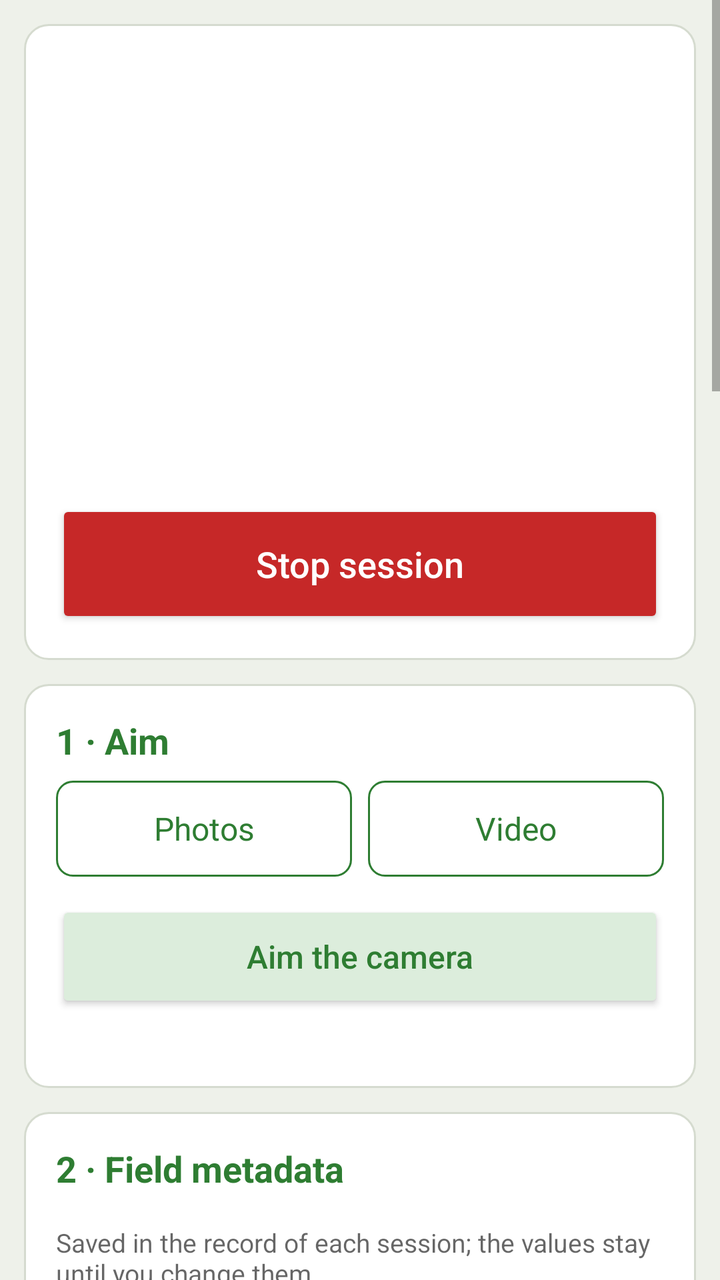
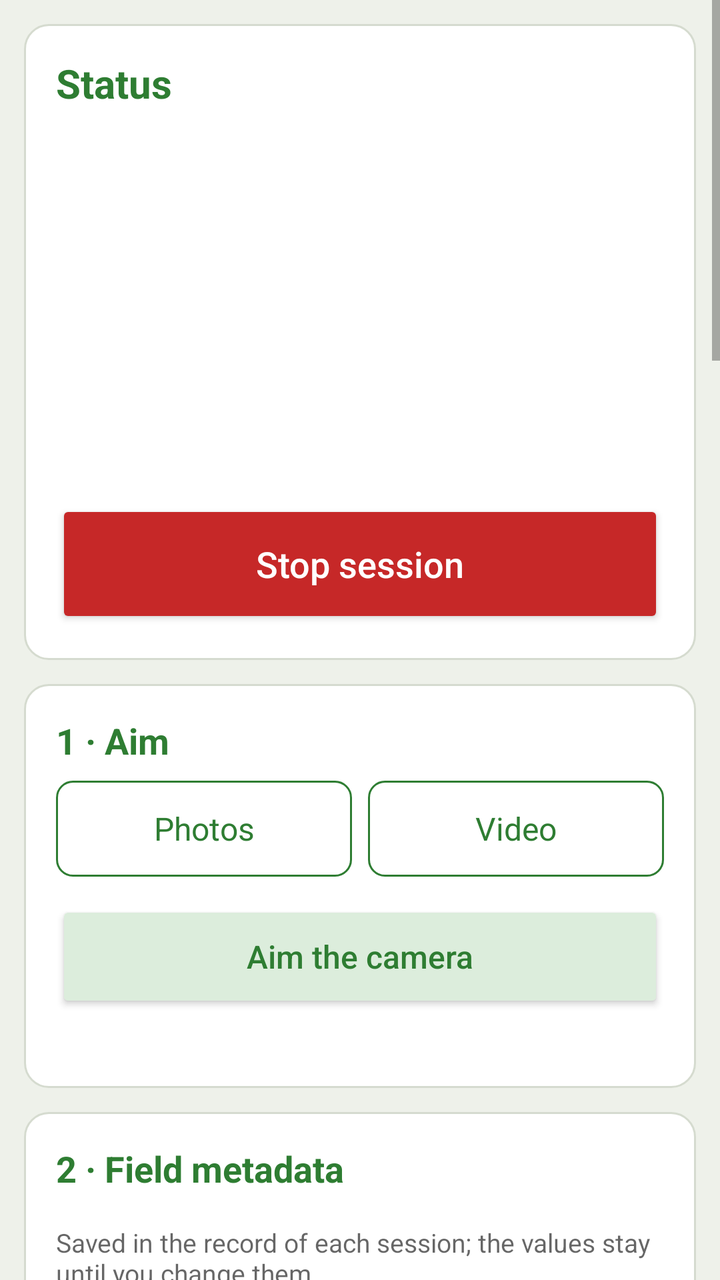

Two renders of the same Android screen: before a commit and after it. Below are the layout's source before the change and the commit's diff.
<!-- AndroidManifest.xml: application theme AppTheme -->
<!-- res/layout/activity_main.xml -->
<?xml version="1.0" encoding="utf-8"?>
<ScrollView xmlns:android="http://schemas.android.com/apk/res/android"
    xmlns:tools="http://schemas.android.com/tools"
    android:id="@+id/scroll"
    android:layout_width="match_parent"
    android:layout_height="match_parent"
    android:fitsSystemWindows="true"
    tools:ignore="TooManyViews">

    <LinearLayout
        android:layout_width="match_parent"
        android:layout_height="wrap_content"
        android:orientation="vertical"
        android:padding="12dp">

        
        <LinearLayout style="@style/Card" android:layout_marginTop="0dp">
            <TextView android:id="@+id/status_title" style="@style/CardTitle" android:textSize="20sp" />
            <TextView android:id="@+id/session_state" style="@style/Body" android:textStyle="bold" />
            <TextView android:id="@+id/session_status" style="@style/Body" />
            <TextView android:id="@+id/session_progress" style="@style/Body" />
            <TextView android:id="@+id/session_warning" style="@style/Body" android:textColor="@color/warning" android:textStyle="bold" />
            <LinearLayout android:id="@+id/session_checks" style="@style/Group" />
            <TextView android:id="@+id/storage" style="@style/Body" android:layout_marginTop="8dp"
                android:textSize="15sp" />
            <TextView android:id="@+id/details_toggle" style="@style/Body" android:minHeight="48dp"
                android:gravity="center_vertical" android:textColor="@color/heading" />
            <LinearLayout android:id="@+id/details" style="@style/Group" android:visibility="gone">
                <TextView android:id="@+id/last_session" style="@style/Body" android:layout_marginTop="0dp"
                    android:textSize="15sp" />
                <TextView android:id="@+id/battery" style="@style/Hint" android:layout_marginTop="8dp" />
                <TextView android:id="@+id/phone_time" style="@style/Hint" />
                <TextView android:id="@+id/phone_id" style="@style/Hint" />
            </LinearLayout>
            <Button android:id="@+id/stop_session" style="@style/BigButton"
                android:backgroundTint="@color/stop" android:text="@string/stop_session" />
        </LinearLayout>

        
        <LinearLayout android:id="@+id/aim_card" style="@style/Card">
            <TextView style="@style/CardTitle" android:text="@string/card_aim" />
            <RadioGroup android:id="@+id/mode" style="@style/Segments">
                <RadioButton android:id="@+id/mode_photo" style="@style/Segment" android:text="@string/mode_photo" />
                <RadioButton android:id="@+id/mode_video" style="@style/Segment.Next" android:text="@string/mode_video" />
            </RadioGroup>
            <Button android:id="@+id/aim" style="@style/SecondaryButton" android:layout_marginTop="12dp"
                android:text="@string/aim_button" />
            <TextView android:id="@+id/aim_summary" style="@style/Hint" android:layout_marginTop="4dp" />
        </LinearLayout>

        
        <LinearLayout android:id="@+id/field_card" style="@style/Card" tools:ignore="LabelFor">
            <TextView style="@style/CardTitle.Help" android:text="@string/card_field" />
            <TextView style="@style/Hint.Help" android:text="@string/field_help" />
            <LinearLayout style="@style/FieldRow">
                <TextView style="@style/FieldLabel" android:labelFor="@id/site" android:text="@string/field_site" />
                <EditText android:id="@+id/site" style="@style/Field.Row" android:hint="@string/field_site_hint"
                    android:importantForAutofill="no" android:inputType="textCapSentences" tools:targetApi="o" />
            </LinearLayout>
            <LinearLayout style="@style/FieldRow">
                <TextView style="@style/FieldLabel" android:labelFor="@id/transect" android:text="@string/field_transect" />
                <EditText android:id="@+id/transect" style="@style/Field.Row" android:hint="@string/field_transect_hint"
                    android:importantForAutofill="no" android:inputType="text" tools:targetApi="o" />
            </LinearLayout>
            <LinearLayout style="@style/FieldRow">
                <TextView style="@style/FieldLabel" android:labelFor="@id/plant" android:text="@string/field_plant" />
                <EditText android:id="@+id/plant" style="@style/Field.Row" android:hint="@string/field_plant_hint"
                    android:importantForAutofill="no" android:inputType="textCapSentences" tools:targetApi="o" />
            </LinearLayout>
            <LinearLayout style="@style/FieldRow">
                <TextView style="@style/FieldLabel" android:labelFor="@id/sample_id" android:text="@string/field_sample" />
                <EditText android:id="@+id/sample_id" style="@style/Field.Row" android:hint="@string/field_optional"
                    android:importantForAutofill="no" android:inputType="text" tools:targetApi="o" />
            </LinearLayout>
            <LinearLayout style="@style/FieldRow">
                <TextView style="@style/FieldLabel" android:labelFor="@id/session_id" android:text="@string/field_session" />
                <EditText android:id="@+id/session_id" style="@style/Field.Row" android:hint="@string/field_optional"
                    android:importantForAutofill="no" android:inputType="text" tools:targetApi="o" />
            </LinearLayout>
            <LinearLayout style="@style/FieldRow">
                <TextView style="@style/FieldLabel" android:labelFor="@id/device_name" android:text="@string/field_phone" />
                <EditText android:id="@+id/device_name" style="@style/Field.Row" android:maxLength="20"
                    android:importantForAutofill="no" android:inputType="text" tools:targetApi="o" />
            </LinearLayout>
            <LinearLayout style="@style/FieldRow">
                <TextView style="@style/FieldLabel" android:labelFor="@id/latitude" android:text="@string/field_latitude" />
                <EditText android:id="@+id/latitude" style="@style/Field.Row" android:hint="@string/field_latitude_hint"
                    android:importantForAutofill="no" android:inputType="numberSigned|numberDecimal" tools:targetApi="o" />
            </LinearLayout>
            <LinearLayout style="@style/FieldRow">
                <TextView style="@style/FieldLabel" android:labelFor="@id/longitude" android:text="@string/field_longitude" />
                <EditText android:id="@+id/longitude" style="@style/Field.Row" android:hint="@string/field_longitude_hint"
                    android:importantForAutofill="no" android:inputType="numberSigned|numberDecimal" tools:targetApi="o" />
            </LinearLayout>
            <TextView android:id="@+id/location_text" style="@style/Body" android:layout_marginTop="8dp"
                android:textSize="15sp" />
            <Button android:id="@+id/get_location" style="@style/SecondaryButton" android:text="@string/location_get" />
        </LinearLayout>

        
        <LinearLayout android:id="@+id/schedule_card" style="@style/Card">
            <TextView style="@style/CardTitle" android:text="@string/card_schedule" />
            <TextView android:id="@+id/schedule_summary" style="@style/Body" />
            <Button android:id="@+id/change" style="@style/SecondaryButton" android:text="@string/change_open" />

            <LinearLayout android:id="@+id/settings" style="@style/Group" android:visibility="gone">
                <LinearLayout android:id="@+id/photo_settings" style="@style/Group">
                    <TextView style="@style/Label.Help" android:labelFor="@id/step_s" android:text="@string/step_label" />
                    <EditText android:id="@+id/step_s" style="@style/Field" android:importantForAutofill="no"
                        android:inputType="numberDecimal" tools:targetApi="o" />
                    <TextView style="@style/Hint.Help" android:text="@string/step_hint" />

                    <TextView style="@style/Label.Help" android:labelFor="@id/burst_s" android:text="@string/burst_label" />
                    <EditText android:id="@+id/burst_s" style="@style/Field" android:importantForAutofill="no"
                        android:inputType="numberDecimal" tools:targetApi="o" />
                    <TextView style="@style/Hint.Help" android:text="@string/burst_hint" />
                </LinearLayout>

                <LinearLayout android:id="@+id/video_settings" style="@style/Group">
                    <TextView style="@style/Label.Help" android:labelFor="@id/clip_min" android:text="@string/clip_label" />
                    <EditText android:id="@+id/clip_min" style="@style/Field" android:importantForAutofill="no"
                        android:inputType="numberDecimal" tools:targetApi="o" />
                    <TextView style="@style/Hint.Help" android:text="@string/clip_hint" />

                    <TextView style="@style/Label.Help" android:text="@string/video_fps_label" />
                    <RadioGroup android:id="@+id/video_fps" style="@style/Segments">
                        <RadioButton android:id="@+id/video_fps_5" style="@style/Segment" android:text="@string/video_fps_5" />
                        <RadioButton android:id="@+id/video_fps_10" style="@style/Segment.Next" android:text="@string/video_fps_10" />
                        <RadioButton android:id="@+id/video_fps_15" style="@style/Segment.Next" android:text="@string/video_fps_15" />
                    </RadioGroup>
                    <TextView style="@style/Hint.Help" android:text="@string/video_fps_hint" />
                </LinearLayout>

                <TextView style="@style/Label.Help" android:labelFor="@id/break_min" android:text="@string/break_label" />
                <EditText android:id="@+id/break_min" style="@style/Field" android:importantForAutofill="no"
                    android:inputType="numberDecimal" tools:targetApi="o" />
                <TextView style="@style/Hint.Help" android:text="@string/break_hint" />

                <TextView style="@style/Label" android:text="@string/schedule_label" />
                <RadioGroup android:id="@+id/schedule" style="@style/Segments">
                    <RadioButton android:id="@+id/schedule_run" style="@style/Segment" android:text="@string/schedule_run" />
                    <RadioButton android:id="@+id/schedule_daily" style="@style/Segment.Next" android:text="@string/schedule_daily" />
                </RadioGroup>

                <LinearLayout android:id="@+id/run_settings" style="@style/Group">
                    <TextView style="@style/Label.Help" android:text="@string/run_label" />
                    <LinearLayout style="@style/FieldRow" android:layout_marginTop="0dp">
                        <EditText android:id="@+id/run_h" style="@style/Field.Row" android:importantForAutofill="no"
                            android:inputType="number" android:contentDescription="@string/run_hours" tools:targetApi="o" />
                        <TextView style="@style/Body" android:layout_width="wrap_content" android:layout_marginTop="0dp"
                            android:layout_marginStart="8dp" android:layout_marginEnd="16dp" android:text="@string/unit_h" />
                        <EditText android:id="@+id/run_m" style="@style/Field.Row" android:importantForAutofill="no"
                            android:inputType="number" android:contentDescription="@string/run_minutes" tools:targetApi="o" />
                        <TextView style="@style/Body" android:layout_width="wrap_content" android:layout_marginTop="0dp"
                            android:layout_marginStart="8dp" android:text="@string/unit_min" />
                    </LinearLayout>
                    <TextView style="@style/Hint.Help" android:text="@string/run_hint" />
                </LinearLayout>

                <LinearLayout android:id="@+id/daily_settings" style="@style/Group">
                    <TextView style="@style/Label.Help" android:labelFor="@id/windows" android:text="@string/windows_label" />
                    <EditText android:id="@+id/windows" style="@style/Field" android:importantForAutofill="no"
                        android:inputType="text" tools:targetApi="o" />
                    <TextView style="@style/Hint.Help" android:text="@string/windows_hint" />

                    <TextView style="@style/Label.Help" android:labelFor="@id/days" android:text="@string/days_label" />
                    <EditText android:id="@+id/days" style="@style/Field" android:importantForAutofill="no"
                        android:inputType="number" tools:targetApi="o" />
                    <TextView style="@style/Hint.Help" android:text="@string/days_hint" />
                </LinearLayout>

                <TextView style="@style/Label.Help" android:labelFor="@id/saved_side" android:text="@string/saved_side_label" />
                <EditText android:id="@+id/saved_side" style="@style/Field" android:importantForAutofill="no"
                    android:inputType="number" tools:targetApi="o" />
                <TextView style="@style/Hint.Help" android:text="@string/saved_side_hint" />

                <TextView style="@style/Label.Help" android:labelFor="@id/heat_limit_c" android:text="@string/heat_label" />
                <EditText android:id="@+id/heat_limit_c" style="@style/Field" android:importantForAutofill="no"
                    android:inputType="numberDecimal" tools:targetApi="o" />
                <TextView style="@style/Hint.Help" android:text="@string/heat_hint" />

                <Button android:id="@+id/defaults" style="@style/SecondaryButton" android:layout_marginTop="16dp"
                    android:text="@string/defaults" />
            </LinearLayout>
        </LinearLayout>

        
        <LinearLayout android:id="@+id/phone_card" style="@style/Card">
            <TextView style="@style/CardTitle" android:text="@string/card_phone" />
            <LinearLayout android:id="@+id/phone_checks" style="@style/Group" />
            <TextView style="@style/Label.Help" android:text="@string/checklist_label" />
            <TextView style="@style/Hint.Help" android:text="@string/checklist_text" />
        </LinearLayout>

        
        <TextView android:id="@+id/start_message" style="@style/Body" android:layout_marginTop="12dp"
            android:textColor="@color/warning" android:textStyle="bold" android:visibility="gone" />
        <Button android:id="@+id/start_session" style="@style/BigButton" android:text="@string/start_session" />
        <TextView android:id="@+id/start_hint" style="@style/Hint" android:layout_marginTop="4dp"
            android:text="@string/start_hint" />

        
        <Button android:id="@+id/tests_toggle" style="?android:attr/borderlessButtonStyle"
            android:textAllCaps="false" android:textColor="@color/heading"
            android:layout_width="wrap_content" android:layout_height="48dp"
            android:layout_marginTop="24dp" android:text="@string/tests_show" />

        <LinearLayout android:id="@+id/tests" style="@style/Card" android:layout_marginTop="0dp"
            android:visibility="gone">
            <TextView android:id="@+id/intro" style="@style/Body" />
            <Button android:id="@+id/take_photo" style="@style/SecondaryButton" android:text="@string/take_photo" />
            <Button android:id="@+id/speed_test" style="@style/SecondaryButton" android:text="@string/speed_test" />
            <TextView
                android:id="@+id/status"
                android:layout_width="match_parent"
                android:layout_height="wrap_content"
                android:layout_marginTop="16dp"
                android:textIsSelectable="true"
                android:textSize="14sp"
                android:typeface="monospace" />
        </LinearLayout>
    </LinearLayout>
</ScrollView>
<!-- resources referenced by this layout -->
<resources>
  <color name="heading">#FF2E7D32</color>
  <color name="stop">#FFC62828</color>
  <color name="warning">#FFB71C1C</color>
  <string name="aim_button">Aim the camera</string>
  <string name="burst_label">Burst length (s)</string>
  <string name="card_aim">1 · Aim</string>
  <string name="card_schedule">3 · Schedule</string>
  <string name="change_open">Change settings</string>
  <string name="clip_label">Clip length (min)</string>
  <string name="days_label">Days</string>
  <string name="defaults">Default values</string>
  <string name="field_help">Saved in the record of each session; the values stay until you change them.\n• Plant: or what else you observe. Sample ID: for other targets.\n• Session ID: your own name for a recording plan, the same for all its sessions.\n• Phone name: it starts each session folder name, so folders from several phones never mix on one computer. Letters a to z, digits, - or _. Default: the phone model and part of the phone\'s ID.\n• Get location: the GPS stays on until the position is within 10 m (at most 3 min), then it switches off. Use it outdoors, under open sky; without network the first position can take a few minutes.\n• Or type latitude and longitude from another GPS device, in decimal degrees (WGS 84, as GPS devices and web maps show them; south and west are negative). Empty both fields to remove the location.</string>
  <string name="field_latitude">Latitude</string>
  <string name="field_longitude">Longitude</string>
  <string name="field_optional">optional</string>
  <string name="field_phone">Phone name</string>
  <string name="field_plant">Plant</string>
  <string name="field_sample">Sample ID</string>
  <string name="field_session">Session ID</string>
  <string name="field_site">Site</string>
  <string name="field_transect">Transect</string>
  <string name="location_get">Get location</string>
  <string name="mode_photo">Photos</string>
  <string name="mode_video">Video</string>
  <string name="run_hours">Run length, hours</string>
  <string name="run_label">Run length</string>
  <string name="schedule_daily">Daily windows</string>
  <string name="schedule_label">Record</string>
  <string name="schedule_run">Hours from Start</string>
  <string name="speed_test">Run the speed test</string>
  <string name="start_session">Start session</string>
  <string name="step_label">Photo step (s)</string>
  <string name="stop_session">Stop session</string>
  <string name="unit_h">h</string>
  <string name="unit_min">min</string>
  <string name="video_fps_10">10</string>
  <string name="video_fps_15">15</string>
  <string name="video_fps_5">5</string>
  <string name="video_fps_label">Frames per s</string>
  <string name="windows_label">Daily windows</string>
  <color name="start">#FF2E7D32</color>
  <color name="secondary_button">#FFDCEDDC</color>
  <color name="action_bar">#FF2E7D32</color>
  <color name="status_bar">#FF1B5E20</color>
  <color name="window">#FFEEF1EA</color>
  <color name="card">#FFFFFFFF</color>
  <color name="card_edge">#FFD5DBCF</color>
  <!-- unchanged entries left out for length: 48 -->
</resources>

<!-- the commit's change to res/layout/activity_main.xml (unified diff, before → after) -->
@@ -15,7 +15,7 @@
 
         
         <LinearLayout style="@style/Card" android:layout_marginTop="0dp">
-            <TextView android:id="@+id/status_title" style="@style/CardTitle" android:textSize="20sp" />
+            <TextView style="@style/CardTitle" android:textSize="20sp" android:text="@string/status_title" />
             <TextView android:id="@+id/session_state" style="@style/Body" android:textStyle="bold" />
             <TextView android:id="@+id/session_status" style="@style/Body" />
             <TextView android:id="@+id/session_progress" style="@style/Body" />
@@ -30,7 +30,6 @@
                     android:textSize="15sp" />
                 <TextView android:id="@+id/battery" style="@style/Hint" android:layout_marginTop="8dp" />
                 <TextView android:id="@+id/phone_time" style="@style/Hint" />
-                <TextView android:id="@+id/phone_id" style="@style/Hint" />
             </LinearLayout>
             <Button android:id="@+id/stop_session" style="@style/BigButton"
                 android:backgroundTint="@color/stop" android:text="@string/stop_session" />
@@ -52,6 +51,15 @@
         <LinearLayout android:id="@+id/field_card" style="@style/Card" tools:ignore="LabelFor">
             <TextView style="@style/CardTitle.Help" android:text="@string/card_field" />
             <TextView style="@style/Hint.Help" android:text="@string/field_help" />
+            
+            <LinearLayout style="@style/FieldRow">
+                <TextView style="@style/FieldLabel" android:text="@string/field_phone_model" />
+                <TextView android:id="@+id/phone_model" style="@style/FieldValue" />
+            </LinearLayout>
+            <LinearLayout style="@style/FieldRow">
+                <TextView style="@style/FieldLabel" android:text="@string/field_phone_id" />
+                <TextView android:id="@+id/phone_id" style="@style/FieldValue" />
+            </LinearLayout>
             <LinearLayout style="@style/FieldRow">
                 <TextView style="@style/FieldLabel" android:labelFor="@id/site" android:text="@string/field_site" />
                 <EditText android:id="@+id/site" style="@style/Field.Row" android:hint="@string/field_site_hint"
@@ -78,19 +86,22 @@
                     android:importantForAutofill="no" android:inputType="text" tools:targetApi="o" />
             </LinearLayout>
             <LinearLayout style="@style/FieldRow">
-                <TextView style="@style/FieldLabel" android:labelFor="@id/device_name" android:text="@string/field_phone" />
-                <EditText android:id="@+id/device_name" style="@style/Field.Row" android:maxLength="20"
-                    android:importantForAutofill="no" android:inputType="text" tools:targetApi="o" />
-            </LinearLayout>
-            <LinearLayout style="@style/FieldRow">
                 <TextView style="@style/FieldLabel" android:labelFor="@id/latitude" android:text="@string/field_latitude" />
                 <EditText android:id="@+id/latitude" style="@style/Field.Row" android:hint="@string/field_latitude_hint"
-                    android:importantForAutofill="no" android:inputType="numberSigned|numberDecimal" tools:targetApi="o" />
+                    android:maxLength="13" android:importantForAutofill="no"
+                    android:inputType="numberSigned|numberDecimal" tools:targetApi="o" />
             </LinearLayout>
             <LinearLayout style="@style/FieldRow">
                 <TextView style="@style/FieldLabel" android:labelFor="@id/longitude" android:text="@string/field_longitude" />
                 <EditText android:id="@+id/longitude" style="@style/Field.Row" android:hint="@string/field_longitude_hint"
-                    android:importantForAutofill="no" android:inputType="numberSigned|numberDecimal" tools:targetApi="o" />
+                    android:maxLength="13" android:importantForAutofill="no"
+                    android:inputType="numberSigned|numberDecimal" tools:targetApi="o" />
+            </LinearLayout>
+            <LinearLayout style="@style/FieldRow">
+                <TextView style="@style/FieldLabel" android:labelFor="@id/accuracy" android:text="@string/field_accuracy" />
+                <EditText android:id="@+id/accuracy" style="@style/Field.Row" android:hint="@string/field_accuracy_hint"
+                    android:maxLength="7" android:importantForAutofill="no"
+                    android:inputType="numberDecimal" tools:targetApi="o" />
             </LinearLayout>
             <TextView android:id="@+id/location_text" style="@style/Body" android:layout_marginTop="8dp"
                 android:textSize="15sp" />
<!-- resource entries referenced after the edit -->
@@ -11,11 +11,14 @@
   <string name="clip_label">Clip length (min)</string>
   <string name="days_label">Days</string>
   <string name="defaults">Default values</string>
-  <string name="field_help">Saved in the record of each session; the values stay until you change them.\n• Plant: or what else you observe. Sample ID: for other targets.\n• Session ID: your own name for a recording plan, the same for all its sessions.\n• Phone name: it starts each session folder name, so folders from several phones never mix on one computer. Letters a to z, digits, - or _. Default: the phone model and part of the phone\'s ID.\n• Get location: the GPS stays on until the position is within 10 m (at most 3 min), then it switches off. Use it outdoors, under open sky; without network the first position can take a few minutes.\n• Or type latitude and longitude from another GPS device, in decimal degrees (WGS 84, as GPS devices and web maps show them; south and west are negative). Empty both fields to remove the location.</string>
+  <string name="field_accuracy">Accuracy (m)</string>
+  <string name="field_accuracy_hint">± m, optional</string>
+  <string name="field_help">Saved in the record of each session; the values stay until you change them.\n• Phone model and phone ID: filled in by the app. The ID is Android\'s ID for FaunaLapse on this phone; nobody can change it, only a factory reset gives a new one. With the start time they make each session folder name unique, so folders from several phones never mix on one computer.\n• Plant: or what else you observe. Sample ID: for other targets.\n• Session ID: your own name for a recording plan, the same for all its sessions. Both IDs take letters and digits.\n• Get location: the GPS stays on until the position is within 10 m (at most 3 min), then it switches off. Use it outdoors, under open sky; without network the first position can take a few minutes. A tap on the values it filled in asks before they can be changed.\n• Or type latitude and longitude from another GPS device, in decimal degrees (WGS 84, as GPS devices and web maps show them; south and west are negative), and its accuracy if it shows one. Empty all three fields to remove the location.</string>
   <string name="field_latitude">Latitude</string>
   <string name="field_longitude">Longitude</string>
   <string name="field_optional">optional</string>
-  <string name="field_phone">Phone name</string>
+  <string name="field_phone_id">Phone ID</string>
+  <string name="field_phone_model">Phone model</string>
   <string name="field_plant">Plant</string>
   <string name="field_sample">Sample ID</string>
   <string name="field_session">Session ID</string>
@@ -31,6 +34,7 @@
   <string name="schedule_run">Hours from Start</string>
   <string name="speed_test">Run the speed test</string>
   <string name="start_session">Start session</string>
+  <string name="status_title">Status</string>
   <string name="step_label">Photo step (s)</string>
   <string name="stop_session">Stop session</string>
   <string name="unit_h">h</string>
@@ -40,6 +44,16 @@
   <string name="video_fps_5">5</string>
   <string name="video_fps_label">Frames per s</string>
   <string name="windows_label">Daily windows</string>
+  <style name="FieldValue">
+          <item name="android:layout_width">0dp</item>
+          <item name="android:layout_height">wrap_content</item>
+          <item name="android:layout_weight">1</item>
+          <item name="android:minHeight">48dp</item>
+          <item name="android:gravity">center_vertical</item>
+          <item name="android:paddingStart">4dp</item>
+          <item name="android:textSize">16sp</item>
+          <item name="android:textIsSelectable">true</item>
+      </style>
   <color name="start">#FF2E7D32</color>
   <color name="secondary_button">#FFDCEDDC</color>
   <color name="action_bar">#FF2E7D32</color>
